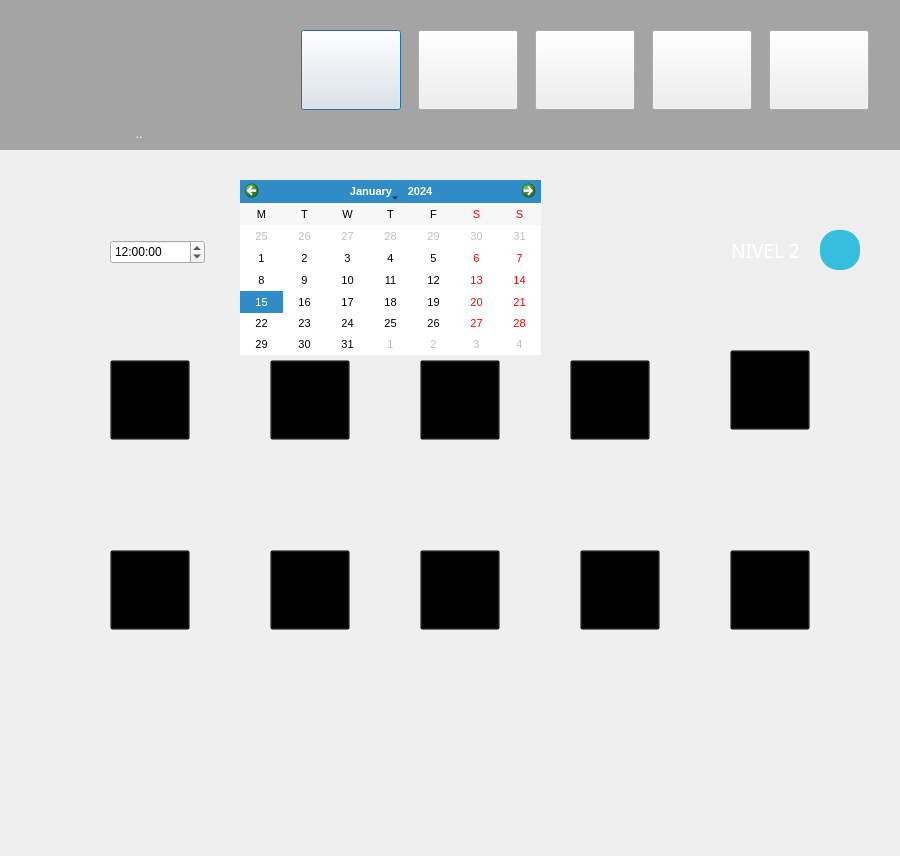
First picture: the form in PLOTS 1.2/cliente_b_principal.ui, repository Jheb1024/Park_lot_System, before the edit.
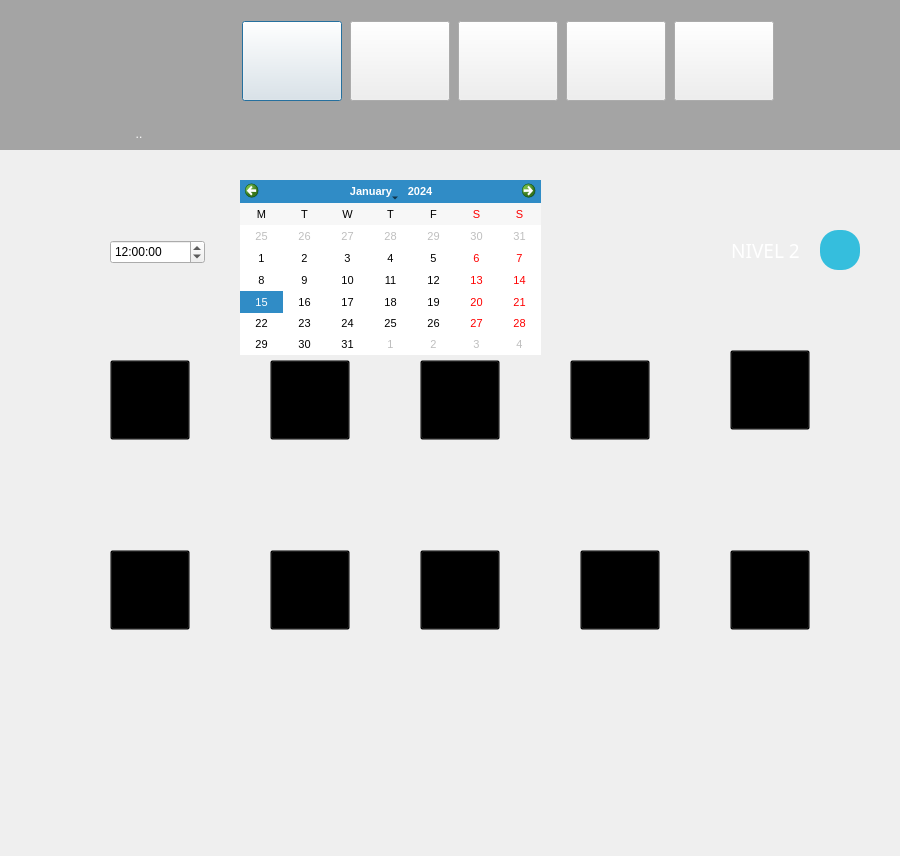
Second picture: the form after the edit. Icons and pictures are not drawn.

Patch:
```diff
--- a/PLOTS 1.2/cliente_b_principal.ui
+++ b/PLOTS 1.2/cliente_b_principal.ui
@@ -88,10 +88,10 @@
    <widget class="QWidget" name="horizontalLayoutWidget">
     <property name="geometry">
      <rect>
-      <x>290</x>
+      <x>240</x>
       <y>20</y>
-      <width>591</width>
-      <height>101</height>
+      <width>538</width>
+      <height>82</height>
      </rect>
     </property>
     <layout class="QHBoxLayout" name="horizontalLayout">
```
